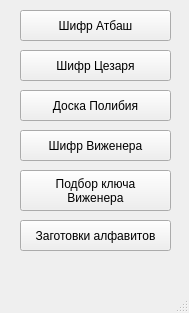
decertos/CipherProgram, file uis/main_window.ui: the form before one commit.
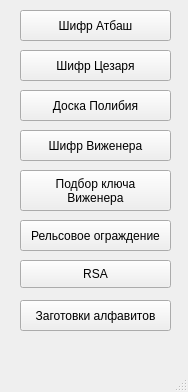
The form after the commit.

```diff
--- a/uis/main_window.ui
+++ b/uis/main_window.ui
@@ -6,8 +6,8 @@
    <rect>
     <x>0</x>
     <y>0</y>
-    <width>189</width>
-    <height>313</height>
+    <width>188</width>
+    <height>392</height>
    </rect>
   </property>
   <property name="windowTitle">
@@ -93,7 +93,7 @@
     <property name="geometry">
      <rect>
       <x>20</x>
-      <y>220</y>
+      <y>300</y>
       <width>151</width>
       <height>31</height>
      </rect>
@@ -102,6 +102,32 @@
      <string>Заготовки алфавитов</string>
     </property>
    </widget>
+   <widget class="QPushButton" name="rails">
+    <property name="geometry">
+     <rect>
+      <x>20</x>
+      <y>220</y>
+      <width>151</width>
+      <height>31</height>
+     </rect>
+    </property>
+    <property name="text">
+     <string>Рельсовое ограждение</string>
+    </property>
+   </widget>
+   <widget class="QPushButton" name="rsa">
+    <property name="geometry">
+     <rect>
+      <x>20</x>
+      <y>260</y>
+      <width>151</width>
+      <height>28</height>
+     </rect>
+    </property>
+    <property name="text">
+     <string>RSA</string>
+    </property>
+   </widget>
   </widget>
   <widget class="QMenuBar" name="menubar">
    <property name="geometry">
```
Left out of the diff: 2 changed lines with no effect on the pictures.
